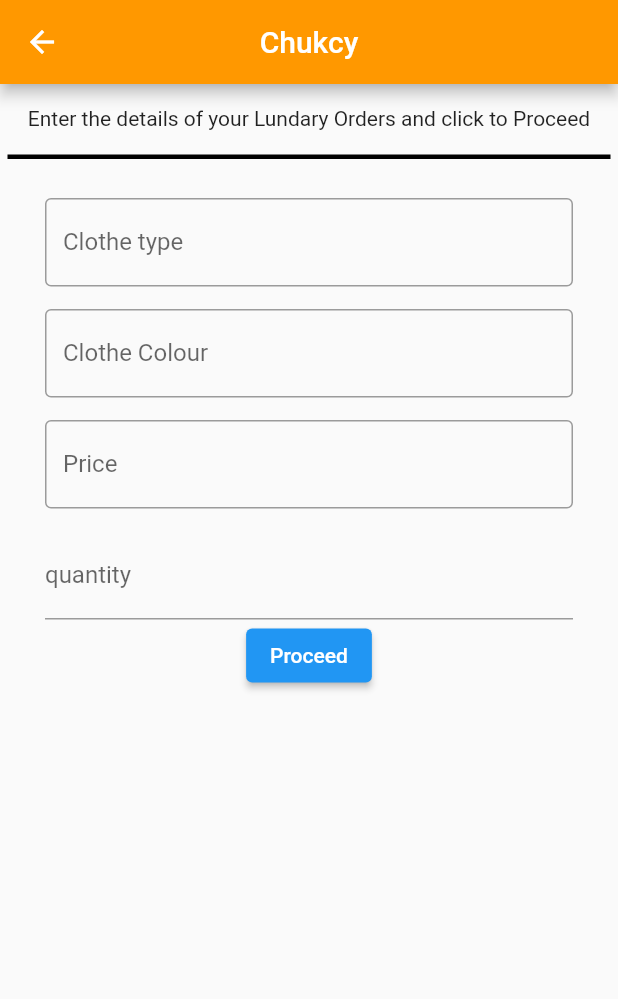
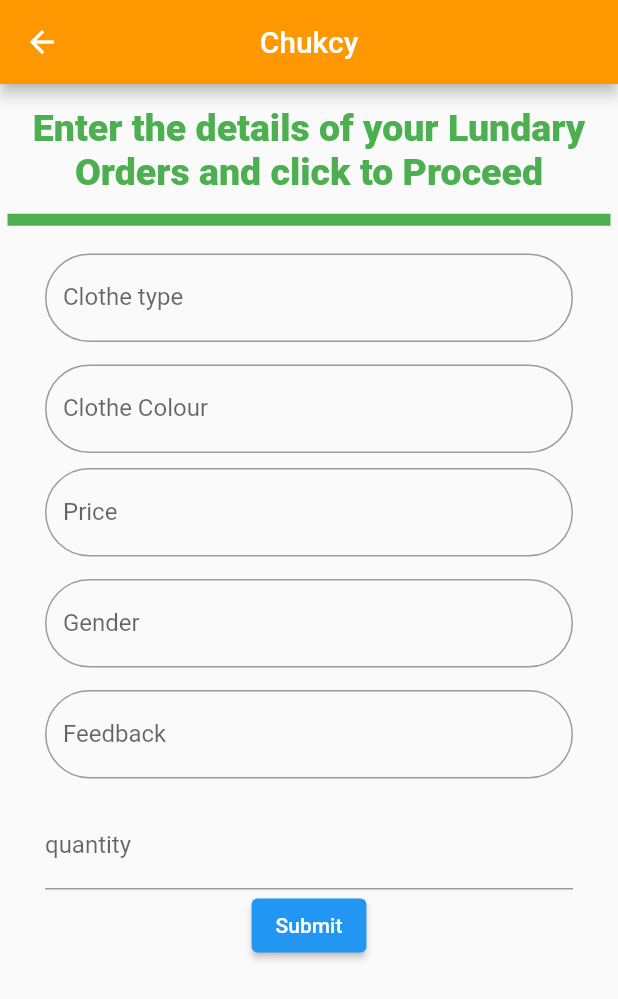
Before and after one commit to Chukcyihub/laundry_app, a Flutter app: the screen it shows after launch, after a tap on "Place Order", on a phone screen of 412 x 824 dp. Shown: the top 999 px of the screen. Run offline on Flutter 3.47's test engine with Material 2 defaults, Android fonts, the phone set to English and light mode, and no system bars.

Commit message:
Added new navigation

```diff
--- a/lib/place_order.dart
+++ b/lib/place_order.dart
@@ -1,4 +1,5 @@
 import 'package:flutter/material.dart';
+import 'package:ilaundry/success_Page.dart';
 
 class PlaceOrder extends StatelessWidget {
   final String title;
@@ -17,26 +18,38 @@ class PlaceOrder extends StatelessWidget {
         title: Text(title),
         centerTitle: true,
       ),
-      body: Column(
+      body: SingleChildScrollView(
+        child: ConstrainedBox(
+          constraints: const BoxConstraints(),
+          child: Column(
+            mainAxisSize: MainAxisSize.min,
+            mainAxisAlignment: MainAxisAlignment.spaceAround,
             children: [
               const SizedBox(height: 15),
               const Text(
                 "Enter the details of your Lundary Orders and click to Proceed",
+                textAlign: TextAlign.center,
+                style: TextStyle(
+                  fontSize: 25,
+                  color: Colors.green,
+                  fontWeight: FontWeight.w900,
+                ),
               ),
               const SizedBox(height: 10),
               const Divider(
                 height: 15,
-            thickness: 3,
+                thickness: 8,
                 indent: 5,
                 endIndent: 5,
-            color: Colors.black,
+                color: Colors.green,
               ),
-          const SizedBox(height: 20),
+              const SizedBox(height: 15),
               const Padding(
                 padding: EdgeInsets.only(left: 30, right: 30),
                 child: TextField(
                   decoration: InputDecoration(
-                border: OutlineInputBorder(),
+                    border: OutlineInputBorder(
+                        borderRadius: BorderRadius.all(Radius.circular(33.0))),
                     labelText: "Clothe type",
                     hintText: "e.g T- shirt",
                   ),
@@ -49,20 +62,50 @@ class PlaceOrder extends StatelessWidget {
                 padding: const EdgeInsets.only(left: 30, right: 30),
                 child: TextFormField(
                   decoration: const InputDecoration(
-                border: OutlineInputBorder(),
+                    border: OutlineInputBorder(
+                        borderRadius: BorderRadius.all(Radius.circular(33.0))),
                     labelText: "Clothe Colour",
                     hintText: "e.g red or green",
                   ),
                 ),
               ),
-          const SizedBox(height: 15),
+              const SizedBox(height: 10),
               Padding(
                 padding: const EdgeInsets.only(left: 30, right: 30),
                 child: TextFormField(
                   decoration: const InputDecoration(
                     prefix: Text("₦"),
-                border: OutlineInputBorder(),
+                    border: OutlineInputBorder(
+                        borderRadius: BorderRadius.all(Radius.circular(33.0))),
                     labelText: "Price",
+                  ),
+                ),
+              ),
+              const SizedBox(
+                height: 15,
+              ),
+              Padding(
+                padding: const EdgeInsets.only(left: 30, right: 30),
+                child: TextFormField(
+                  decoration: const InputDecoration(
+                    border: OutlineInputBorder(
+                        borderRadius: BorderRadius.all(Radius.circular(33.0))),
+                    labelText: "Gender",
+                    hintText: "Male/Female",
+                  ),
+                ),
+              ),
+              const SizedBox(
+                height: 15,
+              ),
+              Padding(
+                padding: const EdgeInsets.only(left: 30, right: 30),
+                child: TextFormField(
+                  decoration: const InputDecoration(
+                    border: OutlineInputBorder(
+                        borderRadius: BorderRadius.all(Radius.circular(33.0))),
+                    labelText: "Feedback",
+                    hintText: "Complaints/Suggestions",
                   ),
                 ),
               ),
@@ -75,13 +118,21 @@ class PlaceOrder extends StatelessWidget {
                   ),
                 ),
               ),
-          ElevatedButton(
+              GestureDetector(
+                child: ElevatedButton(
                   onPressed: () {
-              Navigator.pop(context);
+                    Navigator.of(context).push(
+                      MaterialPageRoute(
+                        builder: (context) => const SuccessPage(),
+                      ),
+                    );
                   },
-            child: const Text("Proceed"),
+                  child: const Text("Submit"),
                 ),
+              )
             ],
+          ),
+        ),
       ),
     );
   }
--- /dev/null
+++ b/lib/success_Page.dart
@@ -0,0 +1,20 @@
+// ignore: file_names
+// ignore_for_file: file_names
+
+import 'package:flutter/material.dart';
+
+class SuccessPage extends StatelessWidget {
+  const SuccessPage({super.key});
+
+  @override
+  Widget build(BuildContext context) {
+    return Scaffold(
+      appBar: AppBar(
+        title: const Text("Welcome"),
+        centerTitle: true,
+      ),
+      body: const Center(
+          child: Text("Your Order has been Successfully Completed")),
+    );
+  }
+}
```
Also changed, not shown: lib/main.dart (+7 -5 lines). Lines whose indentation alone changed are shown as unchanged.
